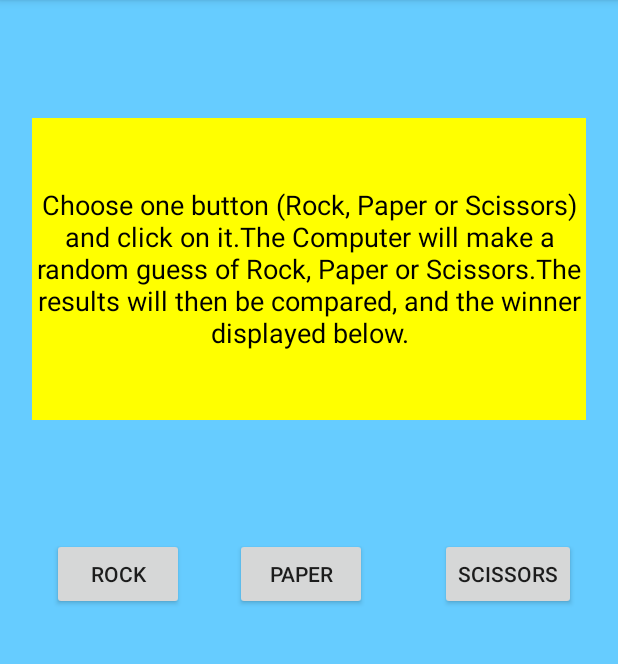
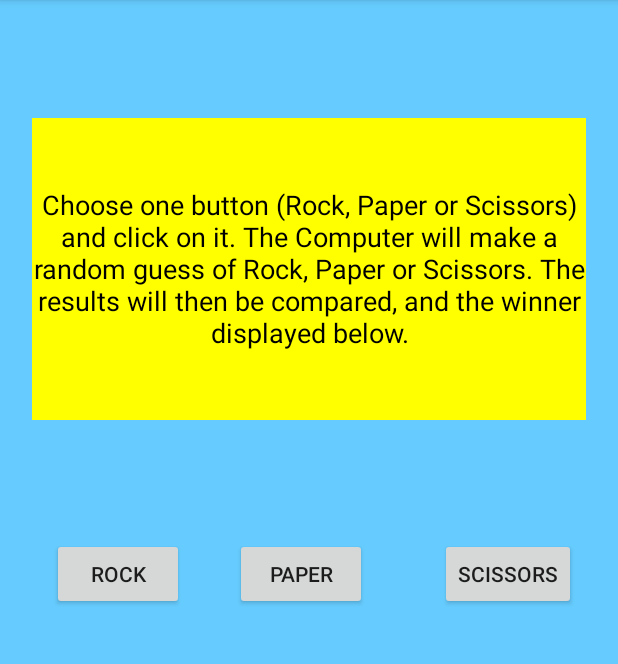
Before and after one commit to elipinska/codeclan_wk08_day_2_rock_paper_scissors_java_lab, an Android app: the screen it shows after launch (RPSActivity), on a phone screen of 412 x 824 dp, the part 84-748 px from its top. Run offline under Robolectric (Android 15) with nearby library versions, the phone set to English and light mode, and no system bars.

Commit message:
Put set text in rulesTextView

```diff
--- a/cc_w8d2_rps_lab/app/src/main/java/com/example/rockpaperscissors/rockpaperscissors/RPSActivity.java
+++ b/cc_w8d2_rps_lab/app/src/main/java/com/example/rockpaperscissors/rockpaperscissors/RPSActivity.java
@@ -24,7 +24,6 @@ public class RPSActivity extends AppCompatActivity {
         super.onCreate(savedInstanceState);
         setContentView(R.layout.activity_rps);
 
-        rulesTextView = findViewById(R.id.rulesTextViewID);
         computerChoiceTextView = findViewById(R.id.computerChoiceTextView);
         resultTextView = findViewById(R.id.resultTextViewID);
         rockButton = findViewById(R.id.rockButtonID);
@@ -35,10 +34,6 @@ public class RPSActivity extends AppCompatActivity {
         game = new Game();
         computer = new Computer();
 
-        rules = "Choose one button (Rock, Paper or Scissors) and click on it." +
-                "The Computer will make a random guess of Rock, Paper or Scissors." +
-                "The results will then be compared, and the winner displayed below.";
-        rulesTextView.setText(rules);
 
     }
 
--- a/cc_w8d2_rps_lab/app/src/main/res/layout/activity_rps.xml
+++ b/cc_w8d2_rps_lab/app/src/main/res/layout/activity_rps.xml
@@ -49,7 +49,7 @@
         android:layout_marginTop="8dp"
         android:background="@color/textView"
         android:gravity="center"
-        android:text="TextView"
+        android:text="@string/rules"
         android:textColor="@android:color/black"
         android:textSize="18sp"
         app:layout_constraintBottom_toTopOf="@+id/paperButtonID"
--- a/cc_w8d2_rps_lab/app/src/main/res/values/strings.xml
+++ b/cc_w8d2_rps_lab/app/src/main/res/values/strings.xml
@@ -3,4 +3,5 @@
     <string name="rock_button">ROCK</string>
     <string name="paper_button">PAPER</string>
     <string name="scissors_button">SCISSORS</string>
+    <string name="rules">Choose one button (Rock, Paper or Scissors) and click on it. The Computer will make a random guess of Rock, Paper or Scissors. The results will then be compared, and the winner displayed below.</string>
 </resources>
```
